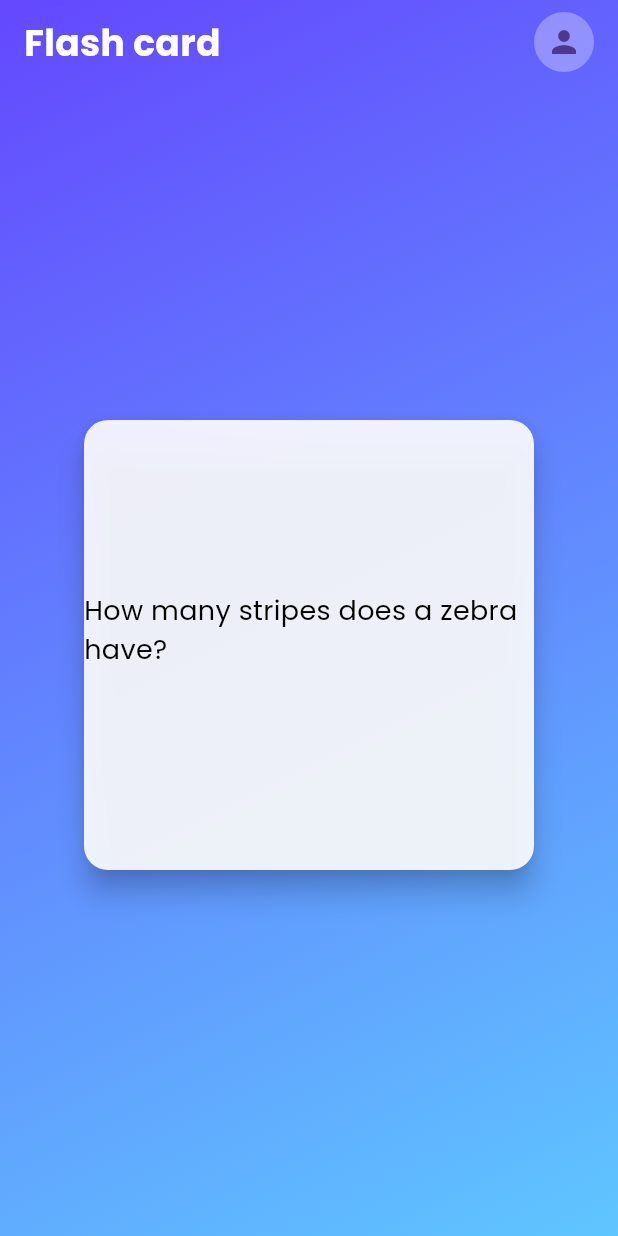
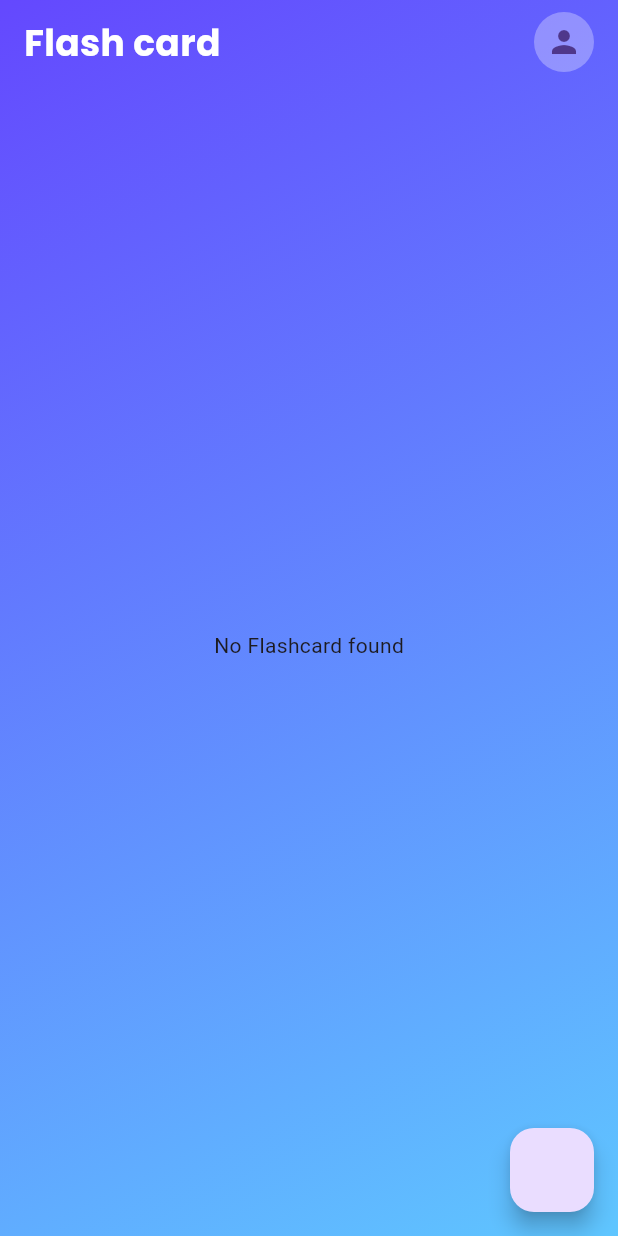
Before and after one commit to KhalilHen/flash-card, a Flutter app: the ViewFlashCard screen opened directly with empty values, on a phone screen of 412 x 824 dp. Run offline on Flutter 3.47's test engine with Material 3 defaults, Android fonts, the phone set to English and light mode, and no system bars; our stand-ins replace flutter_colorpicker, google_fonts, supabase, supabase_flutter; missing offline and left inert: flutter_flip_card; accounts and stored records are empty.

Commit message:
Added new function to retrieve the flashcards from a specific set

```diff
--- a/lib/controllers/flashcard_controller.dart
+++ b/lib/controllers/flashcard_controller.dart
@@ -5,14 +5,12 @@ import 'package:flutter/material.dart';
 import 'package:supabase_flutter/supabase_flutter.dart';
 
 class FlashcardController {
-
   Future<void> createFlashCard(BuildContext context, String question, String answer) async {
     final response = await supabase.from('flash_card').insert({
       'title': 'Test',
       'question': question,
       'answer': answer,
       // 'set_id': 1,
-
     }).select();
 
     if (response == null || response.isEmpty) {
@@ -39,7 +37,7 @@ class FlashcardController {
 
     final setIds = flashCardSets.map((set) => set['id']).toList();
     final response = await supabase.from('flash_card').select().inFilter('set_id', setIds);
- print(response);
+    print(response);
 
     if (response == null || response.isEmpty) {
       print('No flashcards found for public sets');
@@ -49,5 +47,17 @@ class FlashcardController {
     return response.map<FlashCard>((flashCard) => FlashCard.fromMap(flashCard)).toList();
   }
 
+  Future<List<FlashCard>> retrieveFlashCardFromSet(int setId) async {
+    print(setId);
+    final response = await supabase.from('flash_card').select().eq('set_id', setId);
 
+    if (response == null || response.isEmpty) {
+      print("The response output $response ");
+      // print('Failed to retrieve flashcards');
+      return [];
+    }
+    print(response);
+
+    return response.map<FlashCard>((flashCard) => FlashCard.fromMap(flashCard)).toList();
+  }
 }
--- a/lib/models/flashcard_model.dart
+++ b/lib/models/flashcard_model.dart
@@ -1,11 +1,15 @@
 class FlashCard {
   final int id;
   final int setId;
-  final String description;
   final String question;
   final String answer;
 
-  FlashCard({required this.id, required this.setId, required this.question, required this.answer, required this.description});
+  FlashCard({
+    required this.id,
+    required this.setId,
+    required this.question,
+    required this.answer,
+  });
 
   factory FlashCard.fromMap(Map<String, dynamic> map) {
     return FlashCard(
@@ -13,14 +17,6 @@ class FlashCard {
         setId: map['set_id'],
         // Added comment so it doesn't automaticly format this code in 1 line.
         question: map['question'],
-        answer: map['answer'],
-        description: map['description']);
+        answer: map['answer']);
   }
 }
-
-class FlashcardSet {
-  final String title;
-  List<FlashCard> flashcards;
-
-  FlashcardSet({required this.title, required this.flashcards});
-}
--- a/lib/pages/view_flash_cards.dart
+++ b/lib/pages/view_flash_cards.dart
@@ -1,3 +1,5 @@
+import 'package:flash_card_app/controllers/flashcard_controller.dart';
+import 'package:flash_card_app/models/flashcard_model.dart';
 import 'package:flash_card_app/models/flashcard_sets.dart';
 import 'package:flash_card_app/pages/custom/custom_app_bar.dart';
 import 'package:flash_card_app/style/theme_notifier.dart';
@@ -6,6 +8,9 @@ import 'package:flutter/material.dart';
 import 'package:google_fonts/google_fonts.dart';
 import 'package:provider/provider.dart';
 
+//To make the card flip
+import 'package:flutter_flip_card/flutter_flip_card.dart';
+
 class ViewFlashCard extends StatefulWidget {
   final FlashCardSets flashcardSet;
 
@@ -13,13 +18,34 @@ class ViewFlashCard extends StatefulWidget {
     super.key,
     required this.flashcardSet,
   });
-
   @override
   State<ViewFlashCard> createState() => _ViewFlashCardState();
 }
 
 class _ViewFlashCardState extends State<ViewFlashCard> {
+  final flashCardController = FlashcardController();
+  List<FlashCard> flashCards = [];
+  bool showAnswer = false;
   LinearGradient currentGradient = oceanBlueGradient;
+
+  @override
+  void initState() {
+    super.initState();
+    loadCards();
+  }
+
+  Future<void> loadCards() async {
+    final cards = await flashCardController.retrieveFlashCardFromSet(widget.flashcardSet.id);
+
+    print(cards);
+    if (cards == null || cards.isEmpty) {
+      print("No cards found");
+      return;
+    }
+    setState(() {
+      flashCards = cards;
+    });
+  }
 
   @override
   Widget build(BuildContext context) {
@@ -42,7 +68,30 @@ class _ViewFlashCardState extends State<ViewFlashCard> {
             //TODO Make it visual better later
             Expanded(
               child: Center(
-                  child: Card(
+                  child: FutureBuilder<List<FlashCard>>(
+                      // stream: null,
+
+                      future: flashCardController.retrieveFlashCardFromSet(widget.flashcardSet.id),
+                      builder: (context, snapshot) {
+                        if (snapshot.connectionState == ConnectionState.waiting) {
+                          return Center(
+                            child: CircularProgressIndicator(),
+                          );
+                        } else if (snapshot.hasError) {
+                          print(snapshot.error);
+                          print(snapshot.data);
+
+                          // print(widget.flashcardSet.id);
+                          return Center(
+                            child: Text("Sorry, something went wrong"),
+                          );
+                        } else if (snapshot.data == null || snapshot.data!.isEmpty) {
+                          return Center(
+                            child: Text("No Flashcard found"),
+                          );
+                        } else {
+                          final cards = snapshot.data!;
+                          return Card(
                             elevation: 8,
                             shape: RoundedRectangleBorder(
                               borderRadius: BorderRadius.circular(16),
@@ -57,19 +106,26 @@ class _ViewFlashCardState extends State<ViewFlashCard> {
                                 mainAxisAlignment: MainAxisAlignment.center,
                                 children: [
                                   Text(
-                        "How many stripes does a zebra have?" ?? "There is no question",
+                                    // cards.question,
+                                    // "Question",
+                                    flashCards[0].question,
                                     style: GoogleFonts.poppins(
                                       fontSize: 18,
                                       color: Colors.black,
                                     ),
                                   ),
+
                                   SizedBox(
                                     height: 20,
                                   ),
+                                  //too test if it works
+                                  Text(flashCards[0].answer)
                                 ],
                               ),
                             ),
-              )),
+                          );
+                        }
+                      })),
             ),
             SizedBox(
               height: 20,
@@ -87,9 +143,11 @@ class _ViewFlashCardState extends State<ViewFlashCard> {
           ],
         ),
       ),
-      // floatingActionButton: FloatingActionButton(onPressed: () {
-      //   print("content:" + widget.flashcardSet.title);
-      // }),
+      floatingActionButton: FloatingActionButton(onPressed: () {
+        // print("content:" + widget.flashcardSet.title);
+
+        flashCardController.retrieveFlashCardFromSet(widget.flashcardSet.id);
+      }),
     );
   }
 }
--- a/pubspec.yaml
+++ b/pubspec.yaml
@@ -38,6 +38,7 @@ dependencies:
   google_fonts: ^6.2.1
   provider: ^6.1.2
   flutter_colorpicker: ^1.1.0
+  flutter_flip_card: ^0.0.6
 
 dev_dependencies:
   flutter_test:
```
Also changed, not shown: lib/pages/display_flashcard_sets.dart (+28 -3 lines), pubspec.lock. Lines whose indentation alone changed are shown as unchanged.
